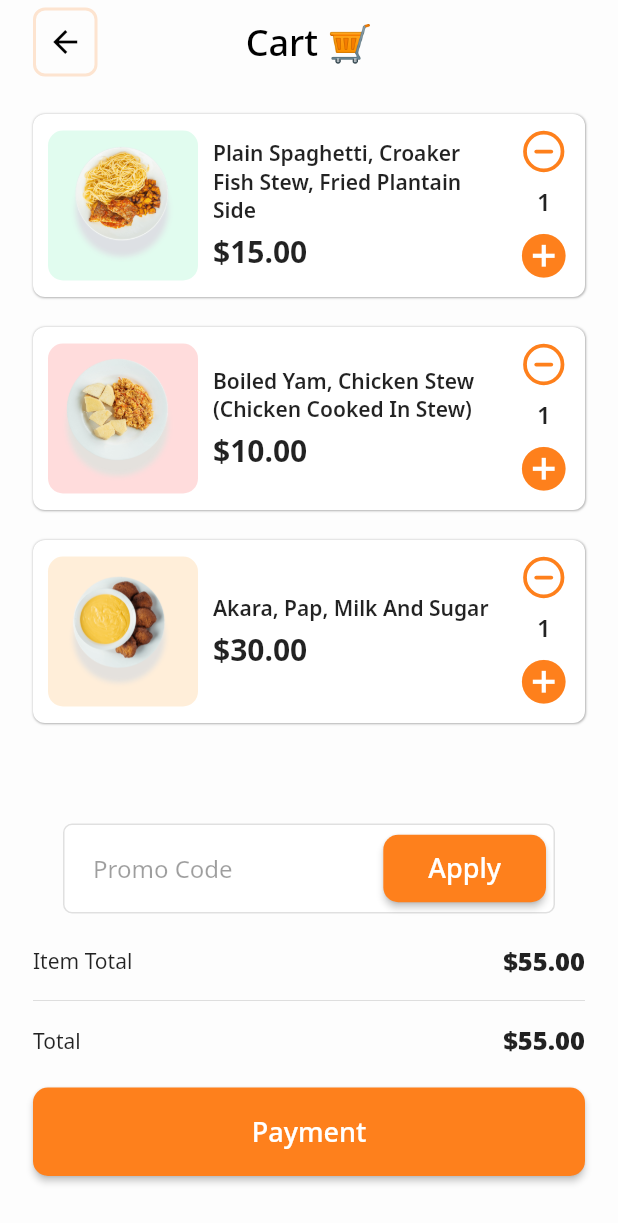
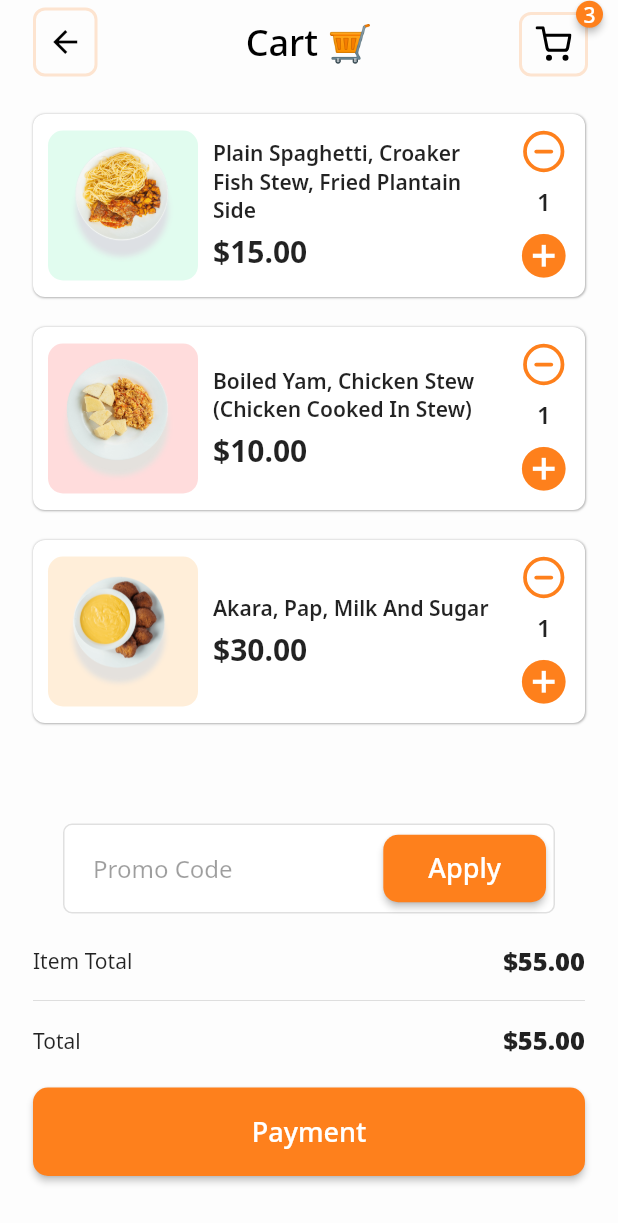
Before and after one commit to lhamycodes/foodie, a Flutter app: the screen it shows after launch, on a phone screen of 412 x 824 dp. Shown: the top 1223 px of the screen. Run offline on Flutter 3.47's test engine with Material 2 defaults, Android fonts, the phone set to English and light mode, and no system bars; drawn by our look-alikes of badges; our stand-ins replace bot_toast, feather_icons_flutter, get_it, google_fonts, provider_architecture, stacked_services.

Commit message:
Done with cart screen trailing icon

```diff
--- a/lib/models/cart.dart
+++ b/lib/models/cart.dart
@@ -9,6 +9,13 @@ class Cart {
   get sum {
     if (hasItems) {
       return items!.map((item) => item.total).reduce((a, b) => a + b);
+    }
+    return 0;
+  }
+
+  get itemCount {
+    if (hasItems) {
+      return items!.map((item) => item.quantity).reduce((a, b) => a + b);
     }
     return 0;
   }
--- a/lib/ui/views/cart.dart
+++ b/lib/ui/views/cart.dart
@@ -2,10 +2,10 @@
 
 import 'dart:io';
 
+import 'package:badges/badges.dart';
 import 'package:feather_icons_flutter/feather_icons_flutter.dart';
 import 'package:flutter/material.dart';
-import 'package:foodie/ui/widgets/app_button.dart';
-import 'package:foodie/ui/widgets/input.dart';
+import 'package:foodie/ui/shared/app_colors.dart';
 import 'package:intl/intl.dart';
 import 'package:provider_architecture/provider_architecture.dart';
 
@@ -14,9 +14,12 @@ import '../../models/cart_item.dart';
 import '../../viewmodels/application_view_model.dart';
 import '../shared/app_styles.dart';
 import '../shared/ui_helpers.dart';
+import '../widgets/app_button.dart';
+import '../widgets/app_scaffold.dart';
+import '../widgets/border_widget.dart';
 import '../widgets/cart_item_card.dart';
+import '../widgets/input.dart';
 import '../widgets/title_text.dart';
-import '../widgets/app_scaffold.dart';
 
 class CartScreen extends StatefulWidget {
   static const routeName = '/app/cart';
@@ -36,6 +39,23 @@ class _CartScreenState extends State<CartScreen> {
       builder: (context, model, child) {
         return AppScaffold(
           title: "Cart 🛒",
+          trailing: Padding(
+            padding: const EdgeInsets.only(top: 3),
+            child: Badge(
+              badgeColor: primaryColor,
+              badgeContent: Text(
+                "${model.cart.itemCount}",
+                style: const TextStyle(
+                  color: Colors.white,
+                  fontWeight: FontWeight.w500,
+                ),
+              ),
+              child: const BorderWidget(
+                padding: EdgeInsets.symmetric(horizontal: 9),
+                child: Icon(FeatherIcons.shoppingCart),
+              ),
+            ),
+          ),
           child: Container(
             padding: scaffoldPadding,
             child: Column(
--- a/lib/ui/views/track.dart
+++ b/lib/ui/views/track.dart
@@ -1,6 +1,8 @@
 // ignore_for_file: import_of_legacy_library_into_null_safe
 
+import 'package:feather_icons_flutter/feather_icons_flutter.dart';
 import 'package:flutter/material.dart';
+import 'package:foodie/ui/widgets/border_widget.dart';
 import 'package:provider_architecture/provider_architecture.dart';
 
 import '../../locator.dart';
@@ -26,6 +28,10 @@ class _TrackOrderScreenState extends State<TrackOrderScreen> {
       builder: (context, model, child) {
         return AppScaffold(
           title: "Track Order 📦",
+          trailing: const BorderWidget(
+            padding: EdgeInsets.symmetric(horizontal: 9),
+            child: Icon(FeatherIcons.bell),
+          ),
           onBackTap: () => model.goBack(),
           child: Container(
             padding: scaffoldPadding,
--- a/lib/ui/widgets/app_scaffold.dart
+++ b/lib/ui/widgets/app_scaffold.dart
@@ -1,8 +1,8 @@
 import 'package:flutter/material.dart';
 import 'package:flutter/services.dart';
-import 'package:foodie/ui/shared/app_colors.dart';
 
 import 'app_text.dart';
+import 'border_widget.dart';
 
 class AppScaffold extends StatefulWidget {
   final String title;
@@ -36,17 +36,8 @@ class _AppScaffoldState extends State<AppScaffold> {
               widget.onBackTap!();
             }
           },
-          child: Container(
-            margin: const EdgeInsets.only(left: 22, top: 5, bottom: 5),
-            alignment: Alignment.center,
-            decoration: BoxDecoration(
-              border: Border.all(
-                color: primaryColor.withOpacity(0.2),
-                width: 2,
-              ),
-              borderRadius: BorderRadius.circular(8),
-            ),
-            child: const Icon(Icons.arrow_back),
+          child: const BorderWidget(
+            child: Icon(Icons.arrow_back),
           ),
         ),
         actions: widget.trailing != null
--- /dev/null
+++ b/lib/ui/widgets/border_widget.dart
@@ -0,0 +1,30 @@
+import 'package:flutter/material.dart';
+import '../shared/app_colors.dart';
+
+class BorderWidget extends StatelessWidget {
+  final Widget child;
+  final EdgeInsets? padding;
+
+  const BorderWidget({
+    Key? key,
+    required this.child,
+    this.padding,
+  }) : super(key: key);
+
+  @override
+  Widget build(BuildContext context) {
+    return Container(
+      margin: const EdgeInsets.only(left: 22, top: 5, bottom: 5),
+      alignment: Alignment.center,
+      padding: padding,
+      decoration: BoxDecoration(
+        border: Border.all(
+          color: primaryColor.withOpacity(0.2),
+          width: 2,
+        ),
+        borderRadius: BorderRadius.circular(8),
+      ),
+      child: child,
+    );
+  }
+}
--- a/pubspec.yaml
+++ b/pubspec.yaml
@@ -52,6 +52,8 @@ dependencies:
   stacked_services: ^0.8.13
   # for timeline
   flutter_timeline: ^0.1.1+13
+  # for badges
+  badges: ^2.0.1
 
 dev_dependencies:
   flutter_test:
```
Also changed, not shown: pubspec.lock.
